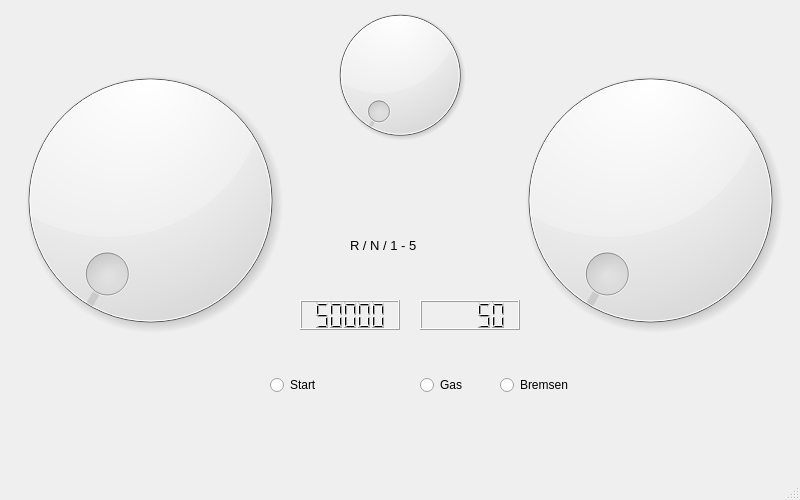
Jackey07/Display_PKW, file Display_PKW/mainwindow.ui: the form before one commit.
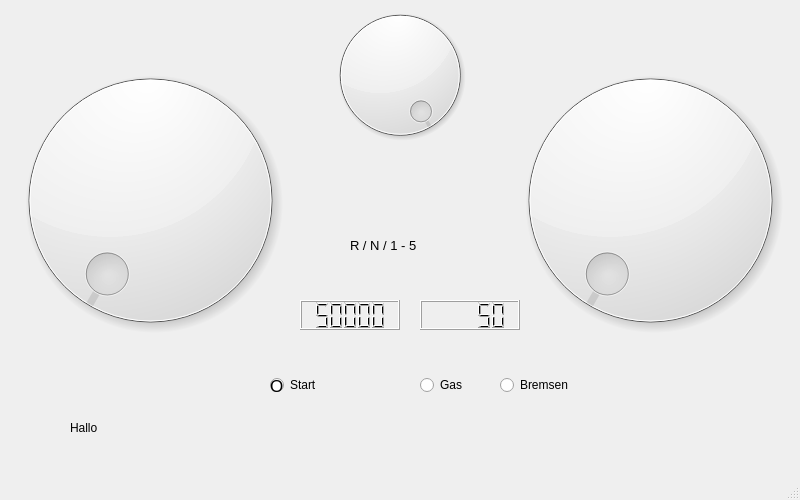
The form after the commit.

The edit to the form file:
```diff
--- a/Display_PKW/mainwindow.ui
+++ b/Display_PKW/mainwindow.ui
@@ -43,6 +43,15 @@
       <height>150</height>
      </rect>
     </property>
+    <property name="minimum">
+     <number>0</number>
+    </property>
+    <property name="maximum">
+     <number>100</number>
+    </property>
+    <property name="invertedAppearance">
+     <bool>true</bool>
+    </property>
    </widget>
    <widget class="QLCDNumber" name="lcdNumber">
     <property name="geometry">
@@ -127,6 +136,38 @@
      <string>Bremsen</string>
     </property>
    </widget>
+   <widget class="QLabel" name="label_start">
+    <property name="geometry">
+     <rect>
+      <x>270</x>
+      <y>370</y>
+      <width>21</width>
+      <height>31</height>
+     </rect>
+    </property>
+    <property name="font">
+     <font>
+      <family>MS Shell Dlg 2</family>
+      <pointsize>13</pointsize>
+     </font>
+    </property>
+    <property name="text">
+     <string>O</string>
+    </property>
+   </widget>
+   <widget class="QLabel" name="label_Info">
+    <property name="geometry">
+     <rect>
+      <x>70</x>
+      <y>420</y>
+      <width>681</width>
+      <height>16</height>
+     </rect>
+    </property>
+    <property name="text">
+     <string>Hallo</string>
+    </property>
+   </widget>
   </widget>
   <widget class="QMenuBar" name="menubar">
    <property name="geometry">
```
Left out of the diff: 24 changed lines with no effect on the pictures.
